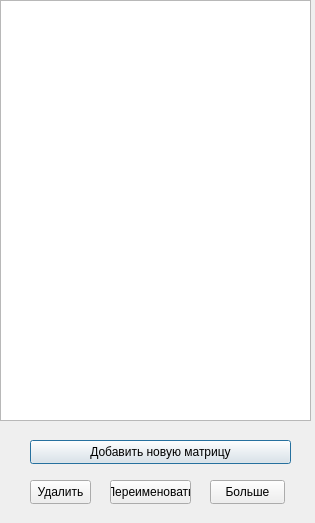
Old version of the form ui/explorer.ui in the repository ijo42/sparse-matrix-tool.
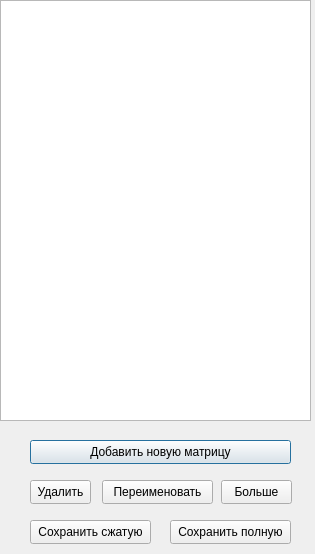
New version of the form.

Commit message: chore: full matrix save

What changed in the file:
```diff
--- a/ui/explorer.ui
+++ b/ui/explorer.ui
@@ -10,7 +10,7 @@
 				<x>0</x>
 				<y>0</y>
 				<width>315</width>
-				<height>523</height>
+    <height>554</height>
 			</rect>
 		</property>
 		<property name="sizePolicy">
@@ -75,9 +75,9 @@
 		<widget class="QPushButton" name="btnRename">
 			<property name="geometry">
 				<rect>
-					<x>110</x>
+     <x>102</x>
 					<y>480</y>
-					<width>81</width>
+     <width>111</width>
 					<height>24</height>
 				</rect>
 			</property>
@@ -88,9 +88,9 @@
 		<widget class="QPushButton" name="btnMoreinf">
 			<property name="geometry">
 				<rect>
-					<x>210</x>
+     <x>221</x>
 					<y>480</y>
-					<width>75</width>
+     <width>71</width>
 					<height>24</height>
 				</rect>
 			</property>
@@ -98,6 +98,32 @@
 				<string>Больше</string>
 			</property>
 		</widget>
+  <widget class="QPushButton" name="btnSpareSave">
+   <property name="geometry">
+    <rect>
+     <x>30</x>
+     <y>520</y>
+     <width>121</width>
+     <height>24</height>
+    </rect>
+   </property>
+   <property name="text">
+    <string>Сохранить сжатую</string>
+   </property>
+  </widget>
+  <widget class="QPushButton" name="btnFullSave">
+   <property name="geometry">
+    <rect>
+     <x>170</x>
+     <y>520</y>
+     <width>121</width>
+     <height>24</height>
+    </rect>
+   </property>
+   <property name="text">
+    <string>Сохранить полную</string>
+   </property>
+  </widget>
 	</widget>
 	<resources/>
 	<connections/>
```
Left out of the diff: 9 changed lines with no effect on the pictures. Lines whose indentation alone changed are shown as unchanged. The commit also changes 4 other files.
